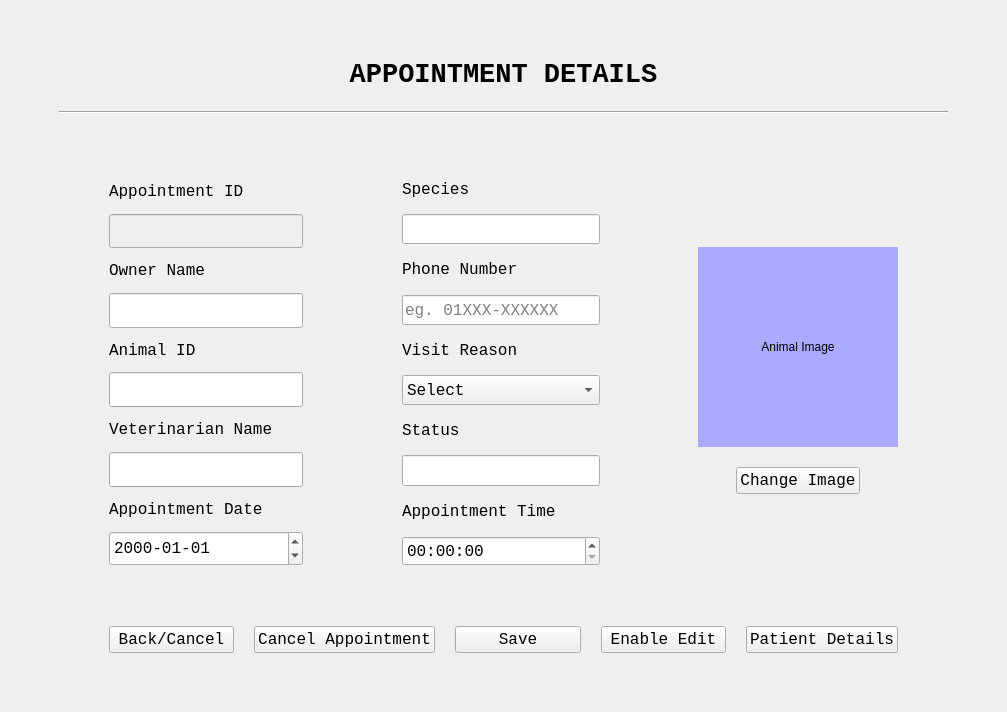
First picture: the form in AppointmentModifyUI.ui, repository ASNaeem/Simple-VCMS, before the edit.
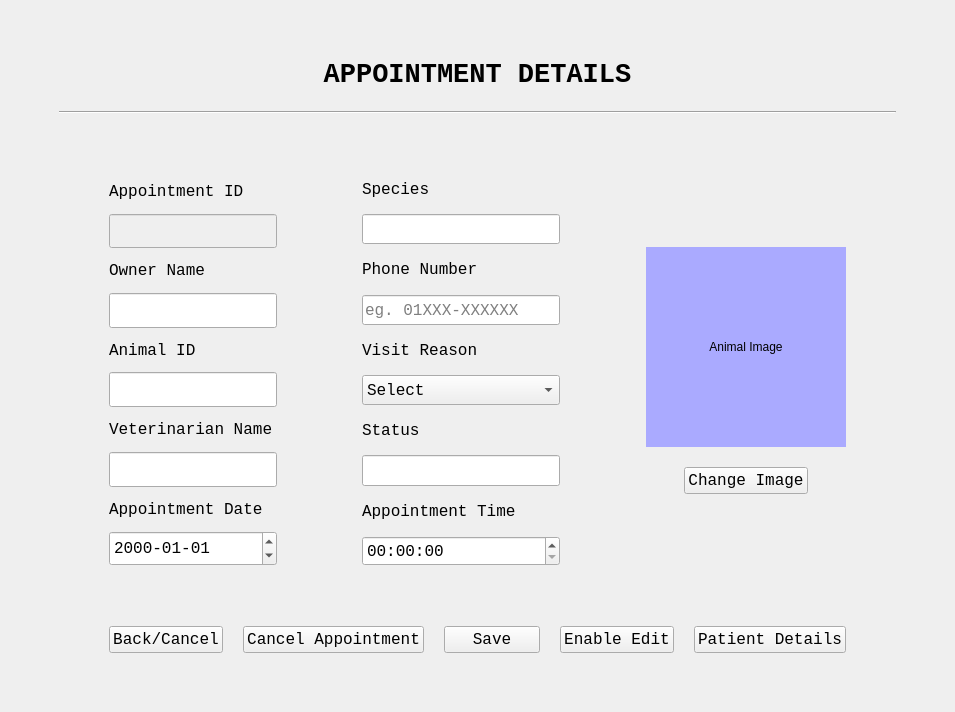
Second picture: the form after the edit.

```diff
--- a/AppointmentModifyUI.ui
+++ b/AppointmentModifyUI.ui
@@ -6,7 +6,7 @@
    <rect>
     <x>0</x>
     <y>0</y>
-    <width>1007</width>
+    <width>955</width>
     <height>712</height>
    </rect>
   </property>
@@ -539,6 +539,12 @@
               <pointsize>12</pointsize>
              </font>
             </property>
+            <property name="currentSection">
+             <enum>QDateTimeEdit::HourSection</enum>
+            </property>
+            <property name="displayFormat">
+             <string>HH:mm:ss</string>
+            </property>
            </widget>
           </item>
          </layout>
```
